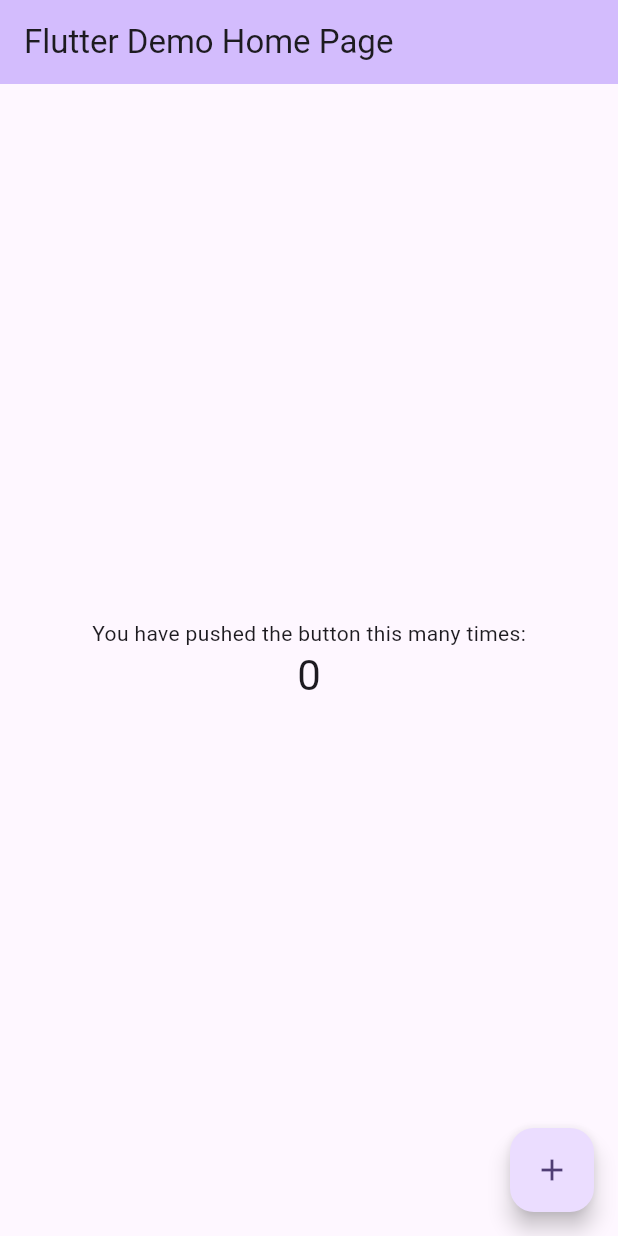
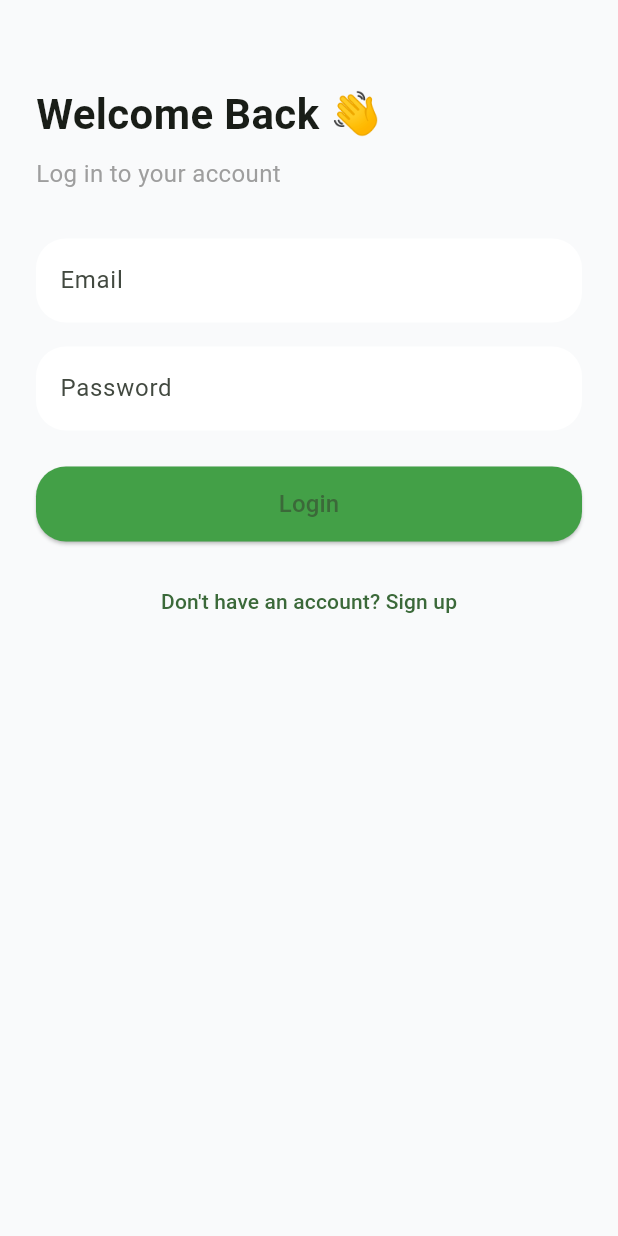
Before and after one commit to lumina-appdev/grocer-compare, a Flutter app: the screen it shows after launch, on a phone screen of 412 x 824 dp. Run offline on Flutter 3.47's test engine with Material 3 defaults, Android fonts, the phone set to English and light mode, and no system bars; Roboto replaces fonts that are missing (SFPro).

Commit message:
Added mobile signup

```diff
--- /dev/null
+++ b/mobile/lib/features/auth/login_page.dart
@@ -0,0 +1,81 @@
+import 'package:flutter/material.dart';
+import 'signup_page.dart';
+
+class LoginPage extends StatelessWidget {
+  const LoginPage({super.key});
+
+  @override
+  Widget build(BuildContext context) {
+    return Scaffold(
+      body: SafeArea(
+        child: Padding(
+          padding: const EdgeInsets.all(24),
+          child: Column(
+            crossAxisAlignment: CrossAxisAlignment.start,
+            children: [
+              const SizedBox(height: 32),
+              const Text(
+                "Welcome Back 👋",
+                style: TextStyle(fontSize: 28, fontWeight: FontWeight.bold),
+              ),
+              const SizedBox(height: 8),
+              const Text(
+                "Log in to your account",
+                style: TextStyle(fontSize: 16, color: Colors.grey),
+              ),
+              const SizedBox(height: 32),
+              TextField(
+                decoration: InputDecoration(
+                  hintText: 'Email',
+                  filled: true,
+                  fillColor: Colors.white,
+                  border: OutlineInputBorder(
+                    borderRadius: BorderRadius.circular(20),
+                    borderSide: BorderSide.none,
+                  ),
+                ),
+              ),
+              const SizedBox(height: 16),
+              TextField(
+                obscureText: true,
+                decoration: InputDecoration(
+                  hintText: 'Password',
+                  filled: true,
+                  fillColor: Colors.white,
+                  border: OutlineInputBorder(
+                    borderRadius: BorderRadius.circular(20),
+                    borderSide: BorderSide.none,
+                  ),
+                ),
+              ),
+              const SizedBox(height: 24),
+              ElevatedButton(
+                onPressed: () {},
+                style: ElevatedButton.styleFrom(
+                  backgroundColor: Colors.green[600],
+                  minimumSize: const Size.fromHeight(50),
+                  shape: RoundedRectangleBorder(
+                    borderRadius: BorderRadius.circular(20),
+                  ),
+                ),
+                child: const Text('Login', style: TextStyle(fontSize: 16)),
+              ),
+              const SizedBox(height: 16),
+              Center(
+                child: TextButton(
+                  onPressed: () {
+                    Navigator.push(
+                      context,
+                      MaterialPageRoute(builder: (_) => const SignupPage()),
+                    );
+                  },
+                  child: const Text("Don't have an account? Sign up"),
+                ),
+              ),
+            ],
+          ),
+        ),
+      ),
+    );
+  }
+}
--- /dev/null
+++ b/mobile/lib/features/auth/signup_page.dart
@@ -0,0 +1,18 @@
+import 'package:flutter/material.dart';
+
+class SignupPage extends StatelessWidget {
+  const SignupPage({super.key}); // ✅ 确保这个构造函数存在
+
+  @override
+  Widget build(BuildContext context) {
+    return Scaffold(
+      appBar: AppBar(title: const Text("Sign Up")),
+      body: const Center(
+        child: Text(
+          "Signup Page",
+          style: TextStyle(fontSize: 24),
+        ),
+      ),
+    );
+  }
+}
--- a/mobile/lib/main.dart
+++ b/mobile/lib/main.dart
@@ -1,4 +1,5 @@
 import 'package:flutter/material.dart';
+import 'features/auth/login_page.dart';
 
 void main() {
   runApp(const MyApp());
@@ -7,116 +8,17 @@ void main() {
 class MyApp extends StatelessWidget {
   const MyApp({super.key});
 
-  // This widget is the root of your application.
   @override
   Widget build(BuildContext context) {
     return MaterialApp(
-      title: 'Flutter Demo',
+      title: 'Grocery App',
       theme: ThemeData(
-        // This is the theme of your application.
-        //
-        // TRY THIS: Try running your application with "flutter run". You'll see
-        // the application has a purple toolbar. Then, without quitting the app,
-        // try changing the seedColor in the colorScheme below to Colors.green
-        // and then invoke "hot reload" (save your changes or press the "hot
-        // reload" button in a Flutter-supported IDE, or press "r" if you used
-        // the command line to start the app).
-        //
-        // Notice that the counter didn't reset back to zero; the application
-        // state is not lost during the reload. To reset the state, use hot
-        // restart instead.
-        //
-        // This works for code too, not just values: Most code changes can be
-        // tested with just a hot reload.
-        colorScheme: ColorScheme.fromSeed(seedColor: Colors.deepPurple),
+        colorScheme: ColorScheme.fromSeed(seedColor: Colors.green),
+        useMaterial3: true,
+        scaffoldBackgroundColor: const Color(0xFFF9FAFB),
+        fontFamily: 'SFPro', // 可自定义字体
       ),
-      home: const MyHomePage(title: 'Flutter Demo Home Page'),
+      home: const LoginPage(),
     );
   }
 }
-
-class MyHomePage extends StatefulWidget {
-  const MyHomePage({super.key, required this.title});
-
-  // This widget is the home page of your application. It is stateful, meaning
-  // that it has a State object (defined below) that contains fields that affect
-  // how it looks.
-
-  // This class is the configuration for the state. It holds the values (in this
-  // case the title) provided by the parent (in this case the App widget) and
-  // used by the build method of the State. Fields in a Widget subclass are
-  // always marked "final".
-
-  final String title;
-
-  @override
-  State<MyHomePage> createState() => _MyHomePageState();
-}
-
-class _MyHomePageState extends State<MyHomePage> {
-  int _counter = 0;
-
-  void _incrementCounter() {
-    setState(() {
-      // This call to setState tells the Flutter framework that something has
-      // changed in this State, which causes it to rerun the build method below
-      // so that the display can reflect the updated values. If we changed
-      // _counter without calling setState(), then the build method would not be
-      // called again, and so nothing would appear to happen.
-      _counter++;
-    });
-  }
-
-  @override
-  Widget build(BuildContext context) {
-    // This method is rerun every time setState is called, for instance as done
-    // by the _incrementCounter method above.
-    //
-    // The Flutter framework has been optimized to make rerunning build methods
-    // fast, so that you can just rebuild anything that needs updating rather
-    // than having to individually change instances of widgets.
-    return Scaffold(
-      appBar: AppBar(
-        // TRY THIS: Try changing the color here to a specific color (to
-        // Colors.amber, perhaps?) and trigger a hot reload to see the AppBar
-        // change color while the other colors stay the same.
-        backgroundColor: Theme.of(context).colorScheme.inversePrimary,
-        // Here we take the value from the MyHomePage object that was created by
-        // the App.build method, and use it to set our appbar title.
-        title: Text(widget.title),
-      ),
-      body: Center(
-        // Center is a layout widget. It takes a single child and positions it
-        // in the middle of the parent.
-        child: Column(
-          // Column is also a layout widget. It takes a list of children and
-          // arranges them vertically. By default, it sizes itself to fit its
-          // children horizontally, and tries to be as tall as its parent.
-          //
-          // Column has various properties to control how it sizes itself and
-          // how it positions its children. Here we use mainAxisAlignment to
-          // center the children vertically; the main axis here is the vertical
-          // axis because Columns are vertical (the cross axis would be
-          // horizontal).
-          //
-          // TRY THIS: Invoke "debug painting" (choose the "Toggle Debug Paint"
-          // action in the IDE, or press "p" in the console), to see the
-          // wireframe for each widget.
-          mainAxisAlignment: MainAxisAlignment.center,
-          children: <Widget>[
-            const Text('You have pushed the button this many times:'),
-            Text(
-              '$_counter',
-              style: Theme.of(context).textTheme.headlineMedium,
-            ),
-          ],
-        ),
-      ),
-      floatingActionButton: FloatingActionButton(
-        onPressed: _incrementCounter,
-        tooltip: 'Increment',
-        child: const Icon(Icons.add),
-      ), // This trailing comma makes auto-formatting nicer for build methods.
-    );
-  }
-}
--- a/mobile/pubspec.yaml
+++ b/mobile/pubspec.yaml
@@ -34,6 +34,7 @@ dependencies:
   # The following adds the Cupertino Icons font to your application.
   # Use with the CupertinoIcons class for iOS style icons.
   cupertino_icons: ^1.0.8
+  http: ^1.4.0
 
 dev_dependencies:
   flutter_test:
```
Also changed, not shown: mobile/lib/app.dart (added), mobile/lib/theme/app_theme.dart (added), mobile/pubspec.lock.
